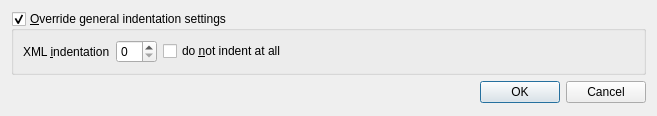
Before: the Qt Designer form src/modules/xml/xmlindentationdialog.ui in lbellonda/qxmledit, drawn with Qt 5.
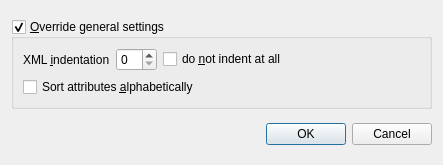
After: the same form once the commit is applied. Icons and pictures are not drawn.

The edit to the form file:
```diff
--- a/src/modules/xml/xmlindentationdialog.ui
+++ b/src/modules/xml/xmlindentationdialog.ui
@@ -6,8 +6,8 @@
    <rect>
     <x>0</x>
     <y>0</y>
-    <width>657</width>
-    <height>116</height>
+    <width>443</width>
+    <height>165</height>
    </rect>
   </property>
   <property name="sizePolicy">
@@ -23,7 +23,7 @@
    <iconset resource="../../risorse.qrc">
     <normaloff>:/icon/images/icon.png</normaloff>:/icon/images/icon.png</iconset>
   </property>
-  <layout class="QVBoxLayout" name="verticalLayout">
+  <layout class="QVBoxLayout" name="verticalLayout_2">
    <item>
     <widget class="QGroupBox" name="indentSettings">
      <property name="sizePolicy">
@@ -33,11 +33,13 @@
       </sizepolicy>
      </property>
      <property name="title">
-      <string>&amp;Override general indentation settings</string>
+      <string>&amp;Override general settings</string>
      </property>
      <property name="checkable">
       <bool>true</bool>
      </property>
+     <layout class="QVBoxLayout" name="verticalLayout">
+      <item>
      <layout class="QHBoxLayout" name="horizontalLayout">
       <item>
        <widget class="QLabel" name="label">
@@ -82,6 +84,15 @@
        </widget>
       </item>
      </layout>
+      </item>
+      <item>
+       <widget class="QCheckBox" name="cbSortAttributesAlpha">
+        <property name="text">
+         <string>Sort attributes &amp;alphabetically</string>
+        </property>
+       </widget>
+      </item>
+     </layout>
     </widget>
    </item>
    <item>
```
Left out of the diff: 1 changed line with no effect on the pictures. Lines whose indentation alone changed are shown as unchanged.
